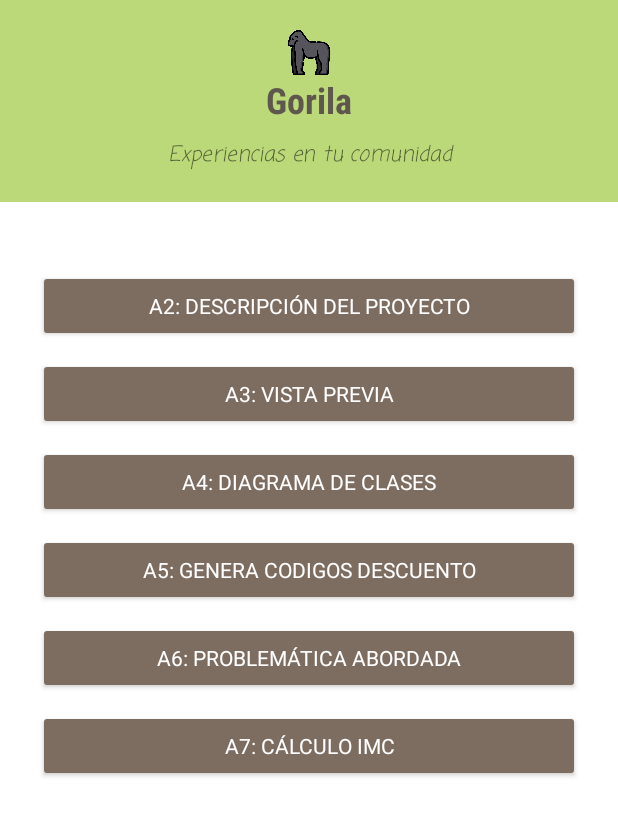
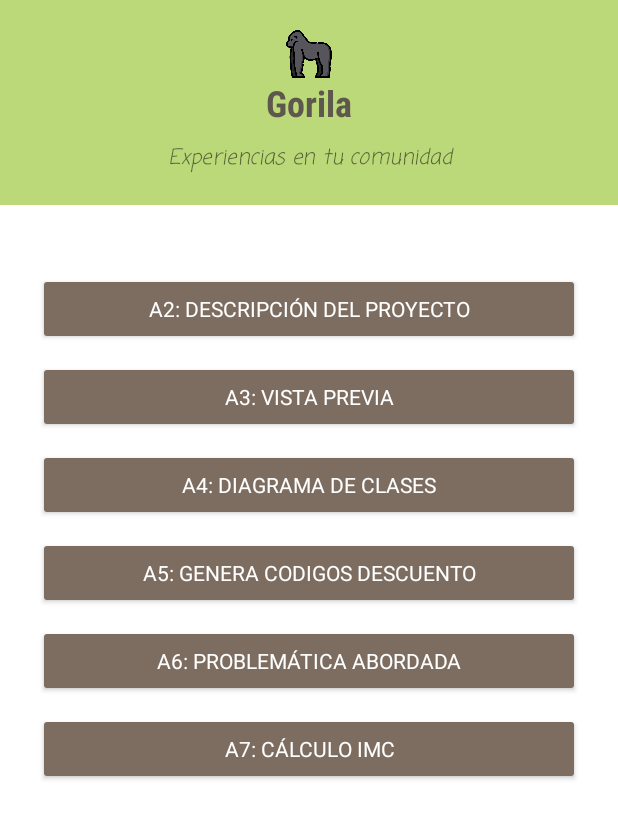
Before and after one commit to DaniniSC/Gorilapp, an Android app: the screen it shows after launch (MainActivity), on a phone screen of 412 x 824 dp. Shown: the top 819 px of the screen. Run offline under Robolectric (Android 15) with nearby library versions, the phone set to English and light mode, and no system bars.

Commit message:
Fix: height img

```diff
--- a/app/src/main/res/layout/activity_main.xml
+++ b/app/src/main/res/layout/activity_main.xml
@@ -30,7 +30,7 @@
                 <ImageView
                     android:id="@+id/imageView3"
                     android:layout_width="match_parent"
-                    android:layout_height="30dp"
+                    android:layout_height="32dp"
                     app:srcCompat="@drawable/gorilla" />
 
                 <TextView
```
